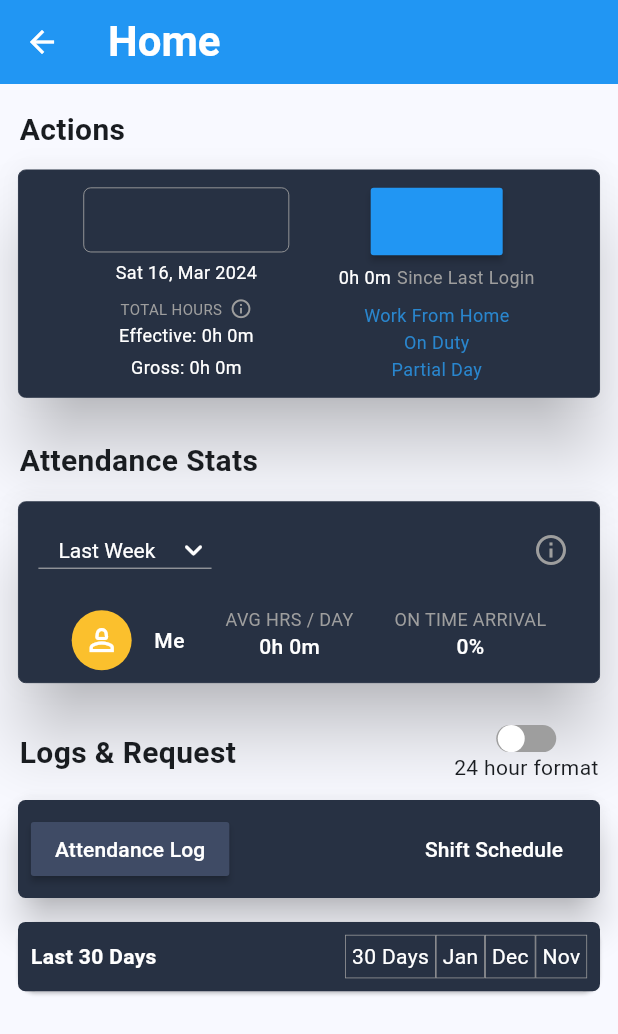
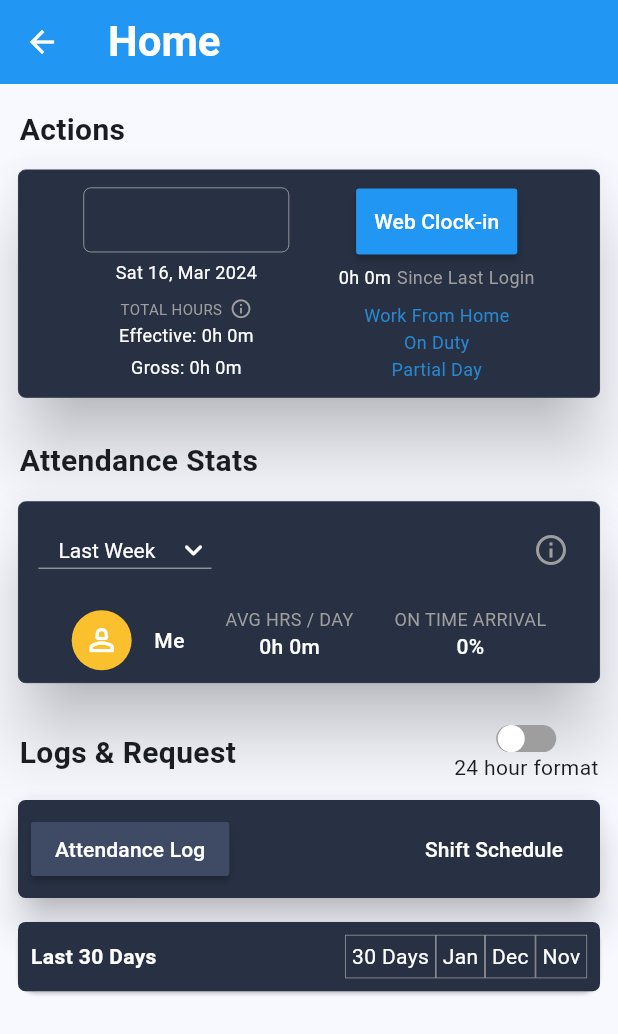
Before and after one commit to DuoCoder-3124/keka_task, a Flutter app: the HomeView screen opened by its route, on a phone screen of 412 x 824 dp. Shown: the top 1034 px of the screen. Run offline on Flutter 3.47's test engine with Material 3 defaults, Android fonts, the phone set to English and light mode, and no system bars; drawn by our look-alikes of auto_size_text, flutter_switch; our stand-ins replace cloud_firestore, dio, equatable, firebase_core, firebase_messaging, flutter_bloc and 7 more; missing offline and left inert: aligned_tooltip, syncfusion_flutter_core; accounts and stored records are empty; network calls fail.

Commit message:
keka_task

```diff
--- a/lib/main.dart
+++ b/lib/main.dart
@@ -50,7 +50,7 @@ class MyApp extends StatelessWidget {
       // initialRoute: BottomNavBarView.routeName,
       // initialRoute: isNewUser() ? LoginView.routeName : BottomNavBarView.routeName,
       // initialRoute: LoginView.routeName,
-      initialRoute: SplashScreen.routeName,
+      initialRoute: HomeView.routeName,
       routes: route,
       // home: Temp(),
     );
--- a/lib/services/api_helper.dart
+++ b/lib/services/api_helper.dart
@@ -185,6 +185,8 @@ class ApiService {
       log('error====>$error');
     }
   }
+
+  ///**************************************************************************************
 
   Future<List<LeaveModel>> getRequestLeaveById(String userId) async {
     try {
--- a/lib/view/home/home_state.dart
+++ b/lib/view/home/home_state.dart
@@ -1,17 +1,17 @@
 part of 'home_view.dart';
 
 class HomeState extends Equatable {
-  final Color color;
 
   ///for drop down
   final List<String> dropDownItems;
   final String dropDownItemDefaultValue;
+  final Color color;
 
   final String currentDate;
   final String currentTime;
 
   final bool hourFormatOnOff;
-  final bool changeInToOutToIn;
+  final bool updateClockInName;
 
   final List logsNRequest;
   final int logNRequestClickIndex;
@@ -39,7 +39,7 @@ class HomeState extends Equatable {
       this.hourFormatOnOff = false, // 24 hour format
       this.logsNRequest = const ['Attendance Log', 'Shift Schedule', /*'Attendance Request'*/],
       this.logNRequestClickIndex = 0,
-      this.changeInToOutToIn = false,
+      this.updateClockInName = false,
       this.effectiveHours = "0h 0m",
       this.grossHours = "0h 0m",
       this.arrivalStatus = 0,
@@ -62,7 +62,7 @@ class HomeState extends Equatable {
         hourFormatOnOff,
         logsNRequest,
         logNRequestClickIndex,
-        changeInToOutToIn,
+        updateClockInName,
         effectiveHours,
         grossHours,
         arrivalStatus,
@@ -85,7 +85,7 @@ class HomeState extends Equatable {
       bool? hourFormatOnOff,
       List? logsNRequest,
       int? logNRequestClickIndex,
-      bool? changeInToOutToIn,
+      bool? updateClockInName,
       String? effectiveHours,
       String? grossHours,
       int? arrivalStatus,
@@ -106,7 +106,7 @@ class HomeState extends Equatable {
         hourFormatOnOff: hourFormatOnOff ?? this.hourFormatOnOff,
         logsNRequest: logsNRequest ?? this.logsNRequest,
         logNRequestClickIndex: logNRequestClickIndex ?? this.logNRequestClickIndex,
-        changeInToOutToIn: changeInToOutToIn ?? this.changeInToOutToIn,
+        updateClockInName: updateClockInName ?? this.updateClockInName,
         effectiveHours: effectiveHours ?? this.effectiveHours,
         grossHours: grossHours ?? this.grossHours,
         arrivalStatus: arrivalStatus ?? this.arrivalStatus,
--- a/lib/view/home/home_view.dart
+++ b/lib/view/home/home_view.dart
@@ -179,20 +179,20 @@ class _HomeViewState extends State<HomeView> {
                           Column(
                             children: [
                               CommonElevatedButton(
-                                color: state.changeInToOutToIn ? CommonColor.red : CommonColor.blue,
+                                color: state.updateClockInName ? CommonColor.red : CommonColor.blue,
                                 padding: PaddingValue.medium,
                                 onPressed: () {
                                   cubit.getCurrentTime();
 
                                   /// insert data
-                                  cubit.changeInOutText(timeStartStop: !(state.clockIn));
+                                  cubit.changeInOutText(timeStartStop: !(state.updateClockInName));
                                   // cubit.sinceLastLogin();
                                   ///calculate avg time
                                   // cubit.calculateAverageHrsNOnTime();
 
                                 },
                                 child: CommonText(
-                                  text: state.clockIn ? 'Web Clock-out' : 'Web Clock-in',
+                                  text: state.updateClockInName ? 'Web Clock-out' : 'Web Clock-in',
                                   color: CommonColor.white,
                                   fontSize: TextSize.appBarSubTitle,
                                   fontWeight: TextWeight.medium,
@@ -527,23 +527,6 @@ class _HomeViewState extends State<HomeView> {
                             ),
                           ),
 
-                         /* Flexible(
-                            child: MaterialButton(
-                              color: state.logNRequestClickIndex == 2
-                                  ? const Color(0xff3f4b65)
-                                  : null,
-                              onPressed: () => cubit.getIndex(index: 2),
-                              child: AutoSizeText(
-                                'Attendance Request',
-                                maxLines: 2,
-                                style: TextStyle(
-                                  color: CommonColor.white,
-                                  fontSize: TextSize.label,
-                                ),
-                                textAlign: TextAlign.center,
-                              ),
-                            ),
-                          ),*/
                         ],
                       ),
                     ),
@@ -589,11 +572,7 @@ class _HomeViewState extends State<HomeView> {
                   if (state.logNRequestClickIndex == 1) ...[
                     shiftSchedule()
                   ]
-                  /*else if (state.logNRequestClickIndex == 2) ...[
-                      attendanceRequest()
-                    ] */
-                    else
-                      ...[
+                  else...[
                         attendanceLog(),
                       ],
 
@@ -629,6 +608,7 @@ class _HomeViewState extends State<HomeView> {
     builder: (context, state) {
       // Future<List> list = cubit.readClockData(isReadWholeData: true);
       // print('list data ====> $list');
+
     return Scrollbar(
       controller: scrollController,
       child: ListView.builder(
@@ -659,7 +639,9 @@ class _HomeViewState extends State<HomeView> {
                           text: 'DATE : ${state.getClockData[index].date}',
                           color: Colors.white,
                           fontSize: TextSize.label),
-                      CommonText(text: 'ARRIVAL : ${state.getClockData[index].arrival}',
+                      CommonText(text: 'ARRIVAL : ${state.getClockData[index].arrival == ArrivalStatus.OnTime.value
+                                        ? ArrivalStatus.OnTime.name : ArrivalStatus.Late.name
+                          }',
                           color: Colors.white,
                           fontSize: TextSize.label),
                     ],
@@ -882,34 +864,4 @@ class _HomeViewState extends State<HomeView> {
         ));
   }
 
-  ///when user click on Attendance Request
-  /*Widget attendanceRequest() {
-    return const Column(
-      children: [
-        AttendanceRequest(
-          text: 'Work From Home / On Duty Requests',
-          subText: 'No Work From Home / On Duty Requests Available',
-          date: '25 Jan 2024 - 09 Mar 2024',
-        ),
-        Gap(Spacing.small),
-        AttendanceRequest(
-          text: 'Regularization Requests',
-          subText: 'No Regularization Requests Available',
-          date: '25 Jan 2024 - 09 Mar 2024',
-        ),
-        Gap(Spacing.small),
-        AttendanceRequest(
-          text: 'Remote Clock in Requests',
-          subText: 'No Remote Clock in Requests Available',
-          date: '25 Jan 2024 - 09 Mar 2024',
-        ),
-        Gap(Spacing.small),
-        AttendanceRequest(
-          text: 'Partial Day Requests',
-          subText: 'No Partial Day Requests Available',
-          date: '25 Jan 2024 - 09 Mar 2024',
-        ),
-      ],
-    );
-  }*/
 }
--- a/pubspec.yaml
+++ b/pubspec.yaml
@@ -53,7 +53,7 @@ dependencies:
   firebase_core: ^2.25.4
   cloud_firestore: ^4.15.5
   shared_preferences: ^2.2.2
-  firebase_messaging: ^14.7.20
+  firebase_messaging: any
   flutter_local_notifications: ^17.0.0
   timezone: ^0.9.2
 
```
Also changed, not shown: lib/view/home/home_cubit.dart (+17 -64 lines).
